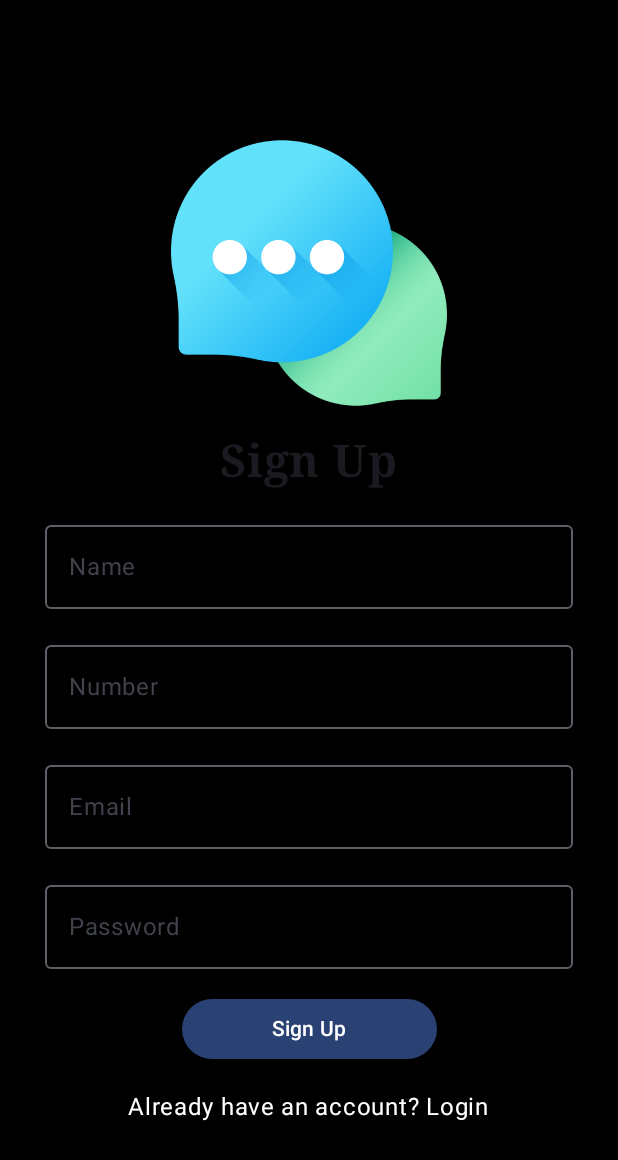
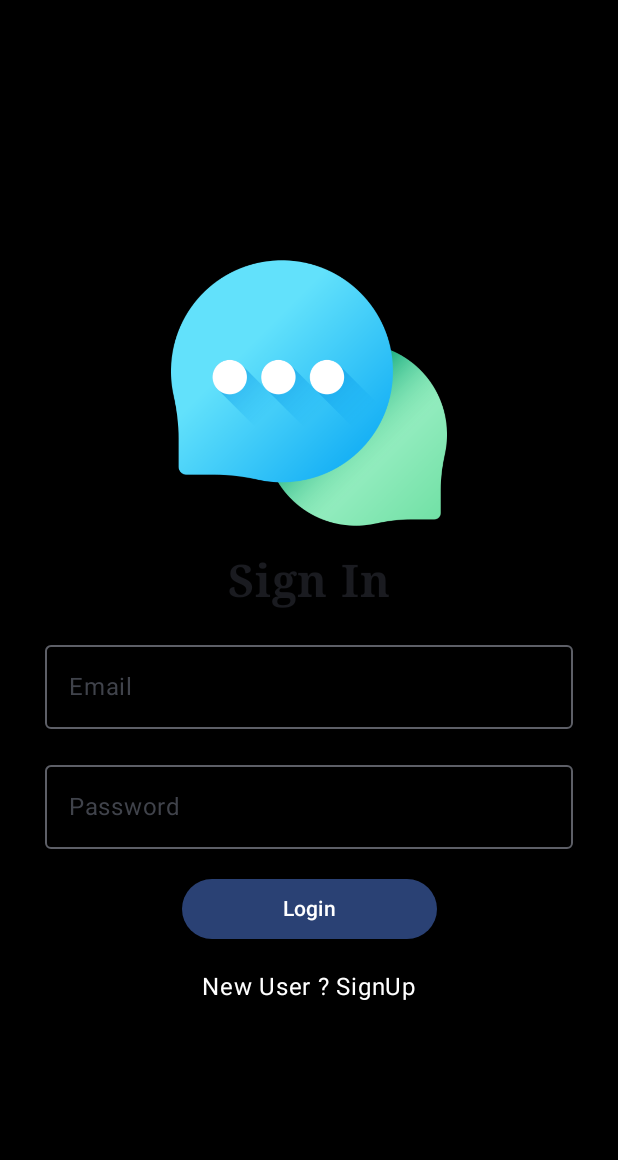
Before and after one commit to rockyhappy/ChatApp, an Android app built with Jetpack Compose: the screen it shows after launch (MainActivity), after a tap on "Already have an account? Login", on a phone screen of 412 x 824 dp. Shown: the top 1160 px of the screen. Run offline under Robolectric (Android 15) with nearby library versions, the phone set to English and light mode, and no system bars; our stand-ins replace Dagger/Hilt's generated code, Firebase (no records; nobody signed in at launch, a user with empty details on screens opened directly); 1 other tap on this screen came first.

Commit message:
Login Screen: Setup Complete

```diff
--- a/app/src/main/java/com/devrachit/chatapp/MainActivity.kt
+++ b/app/src/main/java/com/devrachit/chatapp/MainActivity.kt
@@ -59,7 +59,7 @@ class MainActivity : ComponentActivity() {
                 SignupScreen(navController = navController,viewModel = viewModel)
             }
             composable(Screen.LoginScreen.route){
-                loginScreen()
+                loginScreen(navController = navController,viewModel = viewModel)
             }
             composable(Screen.ChatListScreen.route){
                 ChatListScreen(navController = navController,vm= viewModel)
--- a/app/src/main/java/com/devrachit/chatapp/screens/LoginScreen.kt
+++ b/app/src/main/java/com/devrachit/chatapp/screens/LoginScreen.kt
@@ -1,12 +1,156 @@
 package com.devrachit.chatapp.screens
 
+import androidx.compose.foundation.Image
 import androidx.compose.foundation.background
+import androidx.compose.foundation.clickable
+import androidx.compose.foundation.layout.Box
+import androidx.compose.foundation.layout.Column
+import androidx.compose.foundation.layout.fillMaxSize
+import androidx.compose.foundation.layout.padding
+import androidx.compose.foundation.layout.size
+import androidx.compose.foundation.layout.width
+import androidx.compose.foundation.layout.wrapContentHeight
+import androidx.compose.foundation.rememberScrollState
+import androidx.compose.foundation.verticalScroll
+import androidx.compose.material3.Button
+import androidx.compose.material3.CircularProgressIndicator
+import androidx.compose.material3.OutlinedTextField
 import androidx.compose.material3.Text
 import androidx.compose.runtime.Composable
+import androidx.compose.runtime.mutableStateOf
+import androidx.compose.runtime.remember
+import androidx.compose.ui.Alignment
 import androidx.compose.ui.Modifier
 import androidx.compose.ui.graphics.Color
+import androidx.compose.ui.platform.LocalFocusManager
+import androidx.compose.ui.res.painterResource
+import androidx.compose.ui.text.font.FontFamily
+import androidx.compose.ui.text.font.FontWeight
+import androidx.compose.ui.text.input.TextFieldValue
+import androidx.compose.ui.unit.dp
+import androidx.compose.ui.unit.sp
+import androidx.navigation.NavController
+import com.devrachit.chatapp.LCViewModel
+import com.devrachit.chatapp.R
+import com.devrachit.chatapp.Screen
+import com.devrachit.chatapp.util.CheckSignedIn
+import com.devrachit.chatapp.util.navigateToScreen
 
 @Composable
-fun loginScreen() {
-    Text(text = "Hii bhai log aur kya haal chal", modifier = Modifier.background(Color.Blue))
+fun loginScreen(navController : NavController, viewModel :LCViewModel) {
+    CheckSignedIn(navController = navController, viewModel =viewModel )
+
+    Box(
+        modifier = Modifier
+            .fillMaxSize()
+            .background(Color.Black)
+    ) {
+        Column(
+            modifier = Modifier
+                .fillMaxSize()
+                .wrapContentHeight()
+                .background(Color.Black)
+                .verticalScroll(
+                    rememberScrollState()
+                ),
+            horizontalAlignment = Alignment.CenterHorizontally
+        ) {
+
+            val emailState = remember {
+                mutableStateOf(TextFieldValue())
+            }
+            val passwordState = remember {
+                mutableStateOf(TextFieldValue())
+            }
+            val focus = LocalFocusManager.current
+
+            Image(
+                painter =
+                painterResource(id = R.drawable.chat),
+                contentDescription = null,
+                modifier = Modifier
+                    .width(200.dp)
+                    .padding(top = 16.dp)
+                    .padding(8.dp)
+            )
+            Text(
+                text = "Sign In",
+                fontFamily = FontFamily.Serif,
+                fontSize = 30.sp,
+                fontWeight = FontWeight.Bold,
+                modifier = Modifier.padding(8.dp)
+            )
+            OutlinedTextField(
+                value = emailState.value,
+                onValueChange = {
+                    emailState.value = it
+                },
+                label = {
+                    Text(text = "Email")
+                },
+                modifier = Modifier
+                    .padding(horizontal = 30.dp, vertical = 8.dp)
+                    .fillMaxSize()
+            )
+            OutlinedTextField(
+                value = passwordState.value,
+                onValueChange = {
+                    passwordState.value = it
+                },
+                label = {
+                    Text(text = "Password")
+                },
+                modifier = Modifier
+                    .padding(horizontal = 30.dp, vertical = 8.dp)
+                    .fillMaxSize()
+            )
+            Button(
+                onClick = {
+                    viewModel.Login(emailState.value.text,passwordState.value.text)
+                }, modifier = Modifier
+                    .padding(8.dp)
+                    .width(170.dp)
+            ) {
+                Text(text = "Login")
+
+            }
+            Text(text = "New User ? SignUp", color = Color.White, modifier = Modifier
+                .padding(8.dp)
+                .clickable {
+                    navigateToScreen(
+                        navController = navController,
+                        route = Screen.SignUpScreen.route
+                    )
+                })
+
+        }
+        if(viewModel.inProgress.value){
+            Box(
+                modifier = Modifier
+                    .fillMaxSize()
+                    .background(Color.Black)
+                    .clickable {
+                        viewModel.inProgress.value = false
+                    }
+            ) {
+                Column(
+                    modifier = Modifier
+                        .fillMaxSize()
+                        .wrapContentHeight()
+                        .background(Color.Black)
+                        .verticalScroll(
+                            rememberScrollState()
+                        ),
+                    horizontalAlignment = Alignment.CenterHorizontally
+                ) {
+                    Text(text = "Logging in ...", color = Color.White, modifier = Modifier.padding(8.dp))
+                    CircularProgressIndicator(
+                        color = Color.White,
+                        modifier = Modifier
+                            .size(50.dp)
+                    )
+                }
+            }
+        }
+    }
 }
```
Also changed, not shown: app/src/main/java/com/devrachit/chatapp/LCViewModel.kt (+27 -1 lines), app/src/main/java/com/devrachit/chatapp/util/general.kt (line endings or trailing spaces).
